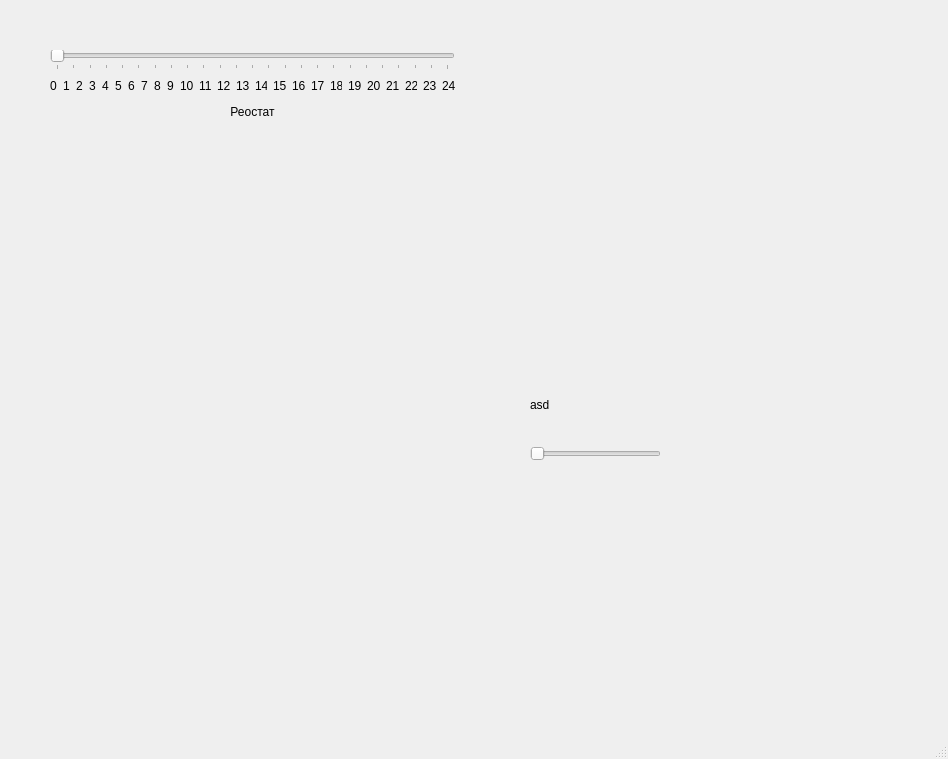
doktorfish0078/SimulationOfLaboratoryWork, file laba2.ui: the form before one commit.
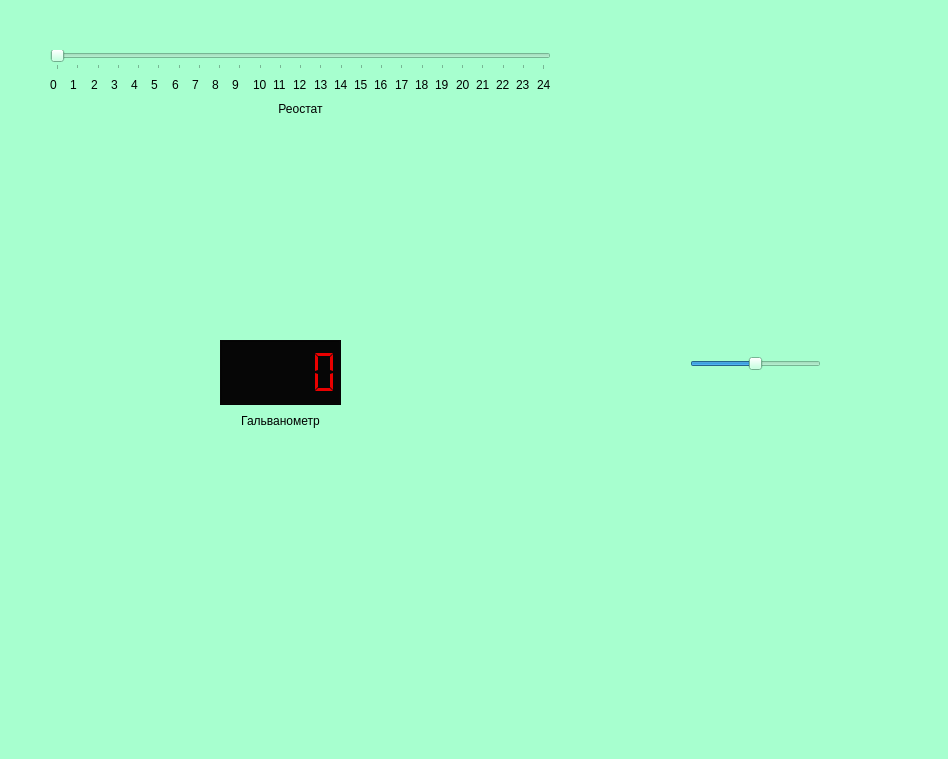
The form after the commit.

Patch:
```diff
--- a/laba2.ui
+++ b/laba2.ui
@@ -13,21 +13,27 @@
   <property name="windowTitle">
    <string>MainWindow</string>
   </property>
+  <property name="styleSheet">
+   <string notr="true">background-color: rgb(167, 255, 207);</string>
+  </property>
   <widget class="QWidget" name="centralwidget">
    <widget class="QWidget" name="verticalLayoutWidget">
     <property name="geometry">
      <rect>
       <x>50</x>
       <y>50</y>
-      <width>405</width>
-      <height>71</height>
+      <width>501</width>
+      <height>68</height>
      </rect>
     </property>
     <layout class="QVBoxLayout" name="verticalLayout">
      <item>
       <widget class="QSlider" name="Reostat">
        <property name="maximum">
-        <number>24</number>
+        <number>240</number>
+       </property>
+       <property name="singleStep">
+        <number>1</number>
        </property>
        <property name="sliderPosition">
         <number>0</number>
@@ -233,6 +239,9 @@
          <verstretch>0</verstretch>
         </sizepolicy>
        </property>
+       <property name="styleSheet">
+        <string notr="true">font: 8pt &quot;Comic Sans MS&quot;;</string>
+       </property>
        <property name="text">
         <string>Реостат</string>
        </property>
@@ -246,8 +255,8 @@
    <widget class="QWidget" name="verticalLayoutWidget_2">
     <property name="geometry">
      <rect>
-      <x>530</x>
-      <y>370</y>
+      <x>690</x>
+      <y>280</y>
       <width>131</width>
       <height>91</height>
      </rect>
@@ -256,7 +265,7 @@
      <item>
       <widget class="QLabel" name="label_key">
        <property name="text">
-        <string>asd</string>
+        <string/>
        </property>
        <property name="scaledContents">
         <bool>true</bool>
@@ -268,6 +277,9 @@
        <property name="maximum">
         <number>2</number>
        </property>
+       <property name="value">
+        <number>1</number>
+       </property>
        <property name="orientation">
         <enum>Qt::Horizontal</enum>
        </property>
@@ -275,6 +287,75 @@
      </item>
     </layout>
    </widget>
+   <widget class="QWidget" name="verticalLayoutWidget_3">
+    <property name="geometry">
+     <rect>
+      <x>220</x>
+      <y>340</y>
+      <width>121</width>
+      <height>91</height>
+     </rect>
+    </property>
+    <layout class="QVBoxLayout" name="verticalLayout_3">
+     <property name="sizeConstraint">
+      <enum>QLayout::SetDefaultConstraint</enum>
+     </property>
+     <item>
+      <widget class="QLCDNumber" name="galvanometer">
+       <property name="sizePolicy">
+        <sizepolicy hsizetype="Preferred" vsizetype="Preferred">
+         <horstretch>0</horstretch>
+         <verstretch>0</verstretch>
+        </sizepolicy>
+       </property>
+       <property name="styleSheet">
+        <string notr="true">color: rgb(233, 0, 0);
+background-color: rgb(6, 6, 6);</string>
+       </property>
+       <property name="frameShape">
+        <enum>QFrame::Box</enum>
+       </property>
+       <property name="frameShadow">
+        <enum>QFrame::Raised</enum>
+       </property>
+       <property name="mode">
+        <enum>QLCDNumber::Dec</enum>
+       </property>
+       <property name="segmentStyle">
+        <enum>QLCDNumber::Flat</enum>
+       </property>
+       <property name="value" stdset="0">
+        <double>0.000000000000000</double>
+       </property>
+       <property name="intValue" stdset="0">
+        <number>0</number>
+       </property>
+      </widget>
+     </item>
+     <item>
+      <widget class="QLabel" name="label_27">
+       <property name="enabled">
+        <bool>true</bool>
+       </property>
+       <property name="maximumSize">
+        <size>
+         <width>16777215</width>
+         <height>20</height>
+        </size>
+       </property>
+       <property name="styleSheet">
+        <string notr="true">font: 8pt &quot;Comic Sans MS&quot;;</string>
+       </property>
+       <property name="text">
+        <string>Гальванометр</string>
+       </property>
+       <property name="alignment">
+        <set>Qt::AlignCenter</set>
+       </property>
+      </widget>
+     </item>
+    </layout>
+   </widget>
   </widget>
   <widget class="QMenuBar" name="menubar">
    <property name="geometry">
```
